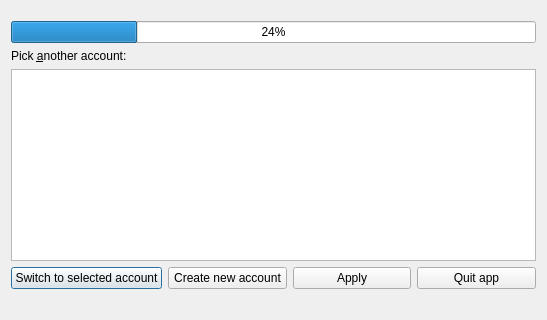
First picture: the form in src/dialogs/LocalStorageUpgradeDialog.ui, repository d1vanov/quentier, before the edit; both pictures show x 0 to 547 and y 284 to 604 of the 547 by 604 pixel window.
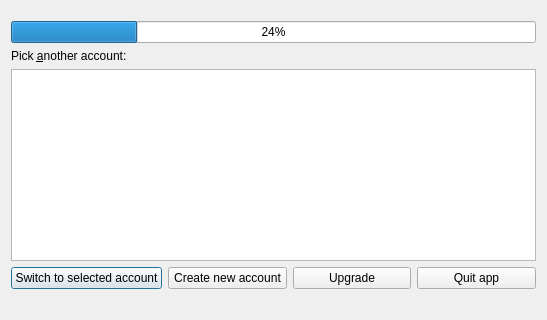
Second picture: the form after the edit.

Commit message: Issue #206: add an option to hide parts of the dialog if adding an account or switching to another account are not possible/feasible

```diff
--- a/src/dialogs/LocalStorageUpgradeDialog.ui
+++ b/src/dialogs/LocalStorageUpgradeDialog.ui
@@ -90,7 +90,7 @@
      <item>
       <widget class="QPushButton" name="applyPatchPushButton">
        <property name="text">
-        <string>Apply</string>
+        <string>Upgrade</string>
        </property>
       </widget>
      </item>
```
The commit also changes 2 other files.
